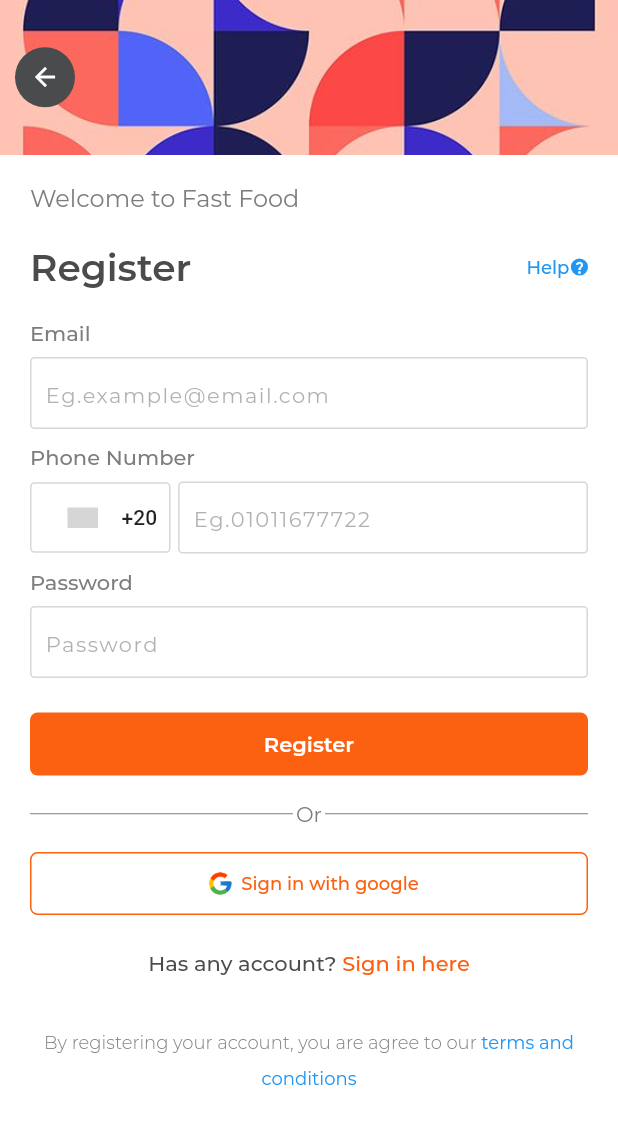
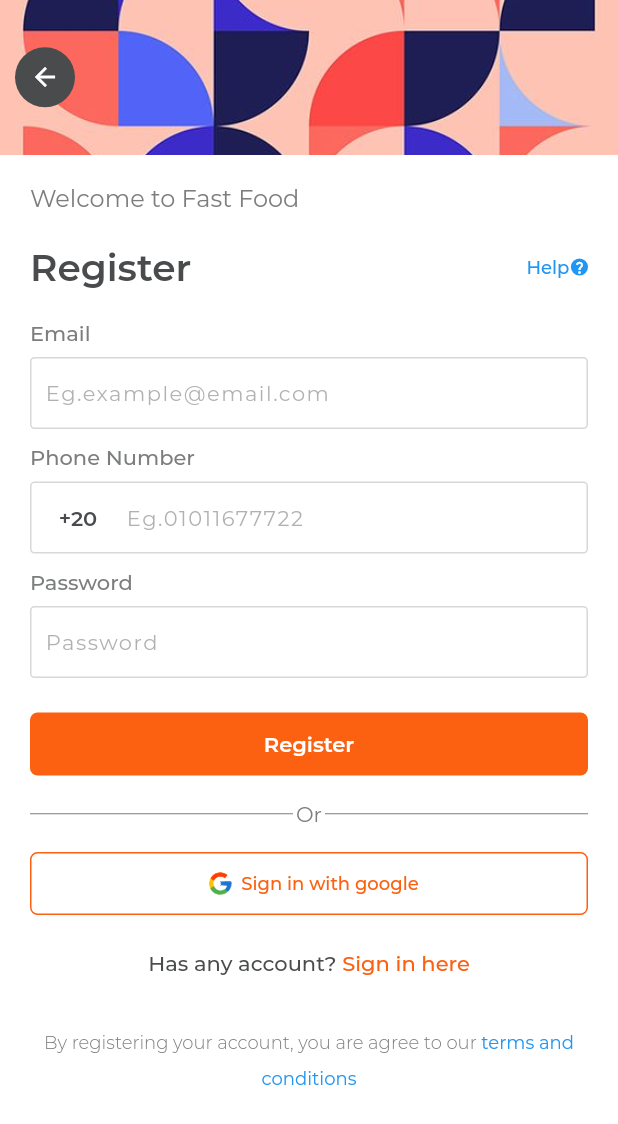
Before and after one commit to khater277/algoriza_task1, a Flutter app: the RegisterScreen screen opened directly, on a phone screen of 412 x 824 dp. Shown: the top 1124 px of the screen. Run offline on Flutter 3.47's test engine with Material 2 defaults, Android fonts, the phone set to English and light mode, and no system bars; drawn by our look-alikes of country_code_picker; our stand-ins replace smooth_page_indicator; grey boxes are pictures that could not be loaded.

Commit message:
ALGORIZA TASK UPDATED

```diff
--- a/lib/reusable_components.dart
+++ b/lib/reusable_components.dart
@@ -3,6 +3,7 @@ import 'package:algoriza_task1/presentation/color_manager.dart';
 import 'package:algoriza_task1/presentation/font_manager.dart';
 import 'package:algoriza_task1/presentation/styles_manager.dart';
 import 'package:algoriza_task1/presentation/values_manager.dart';
+import 'package:country_code_picker/country_code_picker.dart';
 import 'package:flutter/material.dart';
 import 'package:flutter/services.dart';
 
@@ -207,22 +208,39 @@ class LoginRegisterTextField extends StatelessWidget {
   final TextEditingController controller;
   final TextInputType textInputType;
   final String hint;
-  const LoginRegisterTextField({Key? key, required this.controller, required this.textInputType, required this.hint}) : super(key: key);
+  final bool isPhone;
+  const LoginRegisterTextField({Key? key, required this.controller,
+    required this.textInputType, required this.hint,
+    this.isPhone = false}) : super(key: key);
 
   @override
   Widget build(BuildContext context) {
     return DefaultTextFormField(
       controller: controller,
-      textColor: ColorManager.lightGrey,
+      textColor: ColorManager.grey,
       inputType: textInputType,
       hint: hint,
       hintColor: ColorManager.lightGrey.withOpacity(0.6),
       rounded: 3,
       focusBorder: Colors.blue.withOpacity(0.5),
       border: ColorManager.lightGrey.withOpacity(0.3),
-      textSize: FontSize.s18,
+      textSize: FontSize.s14,
       formatters: [NoLeadingSpaceFormatter()],
       heightPadding: AppPadding.p2,
+      prefix: isPhone?
+      CountryCodePicker(
+        onChanged: print,
+        initialSelection: 'EG',
+        favorite: const ['+20','EG'],
+        showCountryOnly: false,
+        showOnlyCountryWhenClosed: false,
+        showFlag: false,
+        showFlagDialog: true,
+        alignLeft: false,
+        flagWidth: 20,
+        padding: const EdgeInsets.all(0),
+        textStyle: getSemiBoldStyle(color: ColorManager.grey,fontSize: FontSize.s14),
+      ):null,
     );
   }
 }
--- a/lib/screens/login/login_components/login_phone_text_field.dart
+++ b/lib/screens/login/login_components/login_phone_text_field.dart
@@ -3,7 +3,6 @@ import 'package:algoriza_task1/presentation/font_manager.dart';
 import 'package:algoriza_task1/presentation/styles_manager.dart';
 import 'package:algoriza_task1/presentation/values_manager.dart';
 import 'package:algoriza_task1/reusable_components.dart';
-import 'package:country_code_picker/country_code_picker.dart';
 import 'package:flutter/material.dart';
 
 class LoginPhoneTextField extends StatelessWidget {
@@ -25,36 +24,11 @@ class LoginPhoneTextField extends StatelessWidget {
         const SizedBox(
           height: AppPadding.p8,
         ),
-        Row(
-          children: [
-            Container(
-              height: 47,
-              decoration: BoxDecoration(
-                borderRadius: BorderRadius.circular(3),
-                border: Border.all(
-                  color: ColorManager.lightGrey.withOpacity(0.3)
-                )
-              ),
-              child: CountryCodePicker(
-                onChanged: print,
-                initialSelection: 'EG',
-                favorite: const ['+20','EG'],
-                showCountryOnly: false,
-                showOnlyCountryWhenClosed: false,
-                alignLeft: false,
-                flagWidth: 20,
-                padding: const EdgeInsets.all(0),
-              ),
-            ),
-            const SizedBox(width: AppPadding.p5,),
-            Expanded(
-              child: LoginRegisterTextField(
-                  controller: phoneController,
-                  textInputType: TextInputType.phone,
-                  hint: "Eg.01011677722")
-            ),
-          ],
-        ),
+        LoginRegisterTextField(
+            controller: phoneController,
+            isPhone: true,
+            textInputType: TextInputType.phone,
+            hint: "Eg.01011677722"),
       ],
     );
   }
--- a/lib/screens/login/login_components/regester_here.dart
+++ b/lib/screens/login/login_components/regester_here.dart
@@ -24,7 +24,7 @@ class RegisterHere extends StatelessWidget {
           GestureDetector(
             onTap: () {
               // FocusScope.of(context).unfocus();
-              navigateAndFinish(context: context, screen: const RegisterScreen());
+              navigateTo(context: context, screen: const RegisterScreen());
             },
             child: Text(
               "Register here",
--- a/lib/screens/onBoarding/onBoarding_items/sign_up.dart
+++ b/lib/screens/onBoarding/onBoarding_items/sign_up.dart
@@ -1,7 +1,9 @@
+import 'package:algoriza_task1/constant.dart';
 import 'package:algoriza_task1/presentation/color_manager.dart';
 import 'package:algoriza_task1/presentation/font_manager.dart';
 import 'package:algoriza_task1/presentation/styles_manager.dart';
 import 'package:algoriza_task1/presentation/values_manager.dart';
+import 'package:algoriza_task1/screens/register/register_screen.dart';
 import 'package:flutter/material.dart';
 
 class SignUp extends StatelessWidget {
@@ -21,7 +23,9 @@ class SignUp extends StatelessWidget {
           Text("Don't have an account? ",
             style: getSemiBoldStyle(color: ColorManager.grey,fontSize: FontSize.s14),),
           GestureDetector(
-            onTap: (){},
+            onTap: (){
+              navigateTo(context: context, screen: const RegisterScreen());
+            },
             child: Text("Sign up",
               style: getSemiBoldStyle(color: ColorManager.orange,fontSize: FontSize.s14),),
           )
--- a/lib/screens/register/register_screen.dart
+++ b/lib/screens/register/register_screen.dart
@@ -120,7 +120,7 @@ class _RegisterScreenState extends State<RegisterScreen> {
                           LoginRegisterTextField(
                               controller: _passwordController,
                               textInputType: TextInputType.text,
-                              hint: "Password"),
+                              hint: "Password",),
                           const SizedBox(
                             height: AppPadding.p20,
                           ),
```
